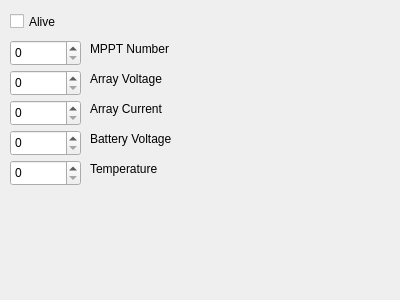
Old version of the form src/UILayer/Packet/MpptTab.ui in the repository UCSolarCarTeam/Epsilon-Telemetry-Test-Tool.
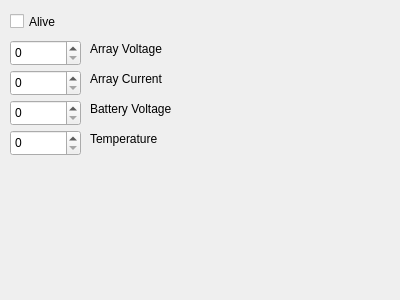
New version of the form.

Commit message: Remove MPPT number (temporarily), synchronizes data between MPPT numbers

Diff of the .ui file:
```diff
--- a/src/UILayer/Packet/MpptTab.ui
+++ b/src/UILayer/Packet/MpptTab.ui
@@ -17,7 +17,7 @@
    <property name="geometry">
     <rect>
      <x>90</x>
-     <y>160</y>
+     <y>130</y>
      <width>101</width>
      <height>17</height>
     </rect>
@@ -43,7 +43,7 @@
    <property name="geometry">
     <rect>
      <x>90</x>
-     <y>70</y>
+     <y>40</y>
      <width>101</width>
      <height>17</height>
     </rect>
@@ -52,24 +52,11 @@
     <string>Array Voltage</string>
    </property>
   </widget>
-  <widget class="QLabel" name="label_24">
-   <property name="geometry">
-    <rect>
-     <x>90</x>
-     <y>40</y>
-     <width>111</width>
-     <height>17</height>
-    </rect>
-   </property>
-   <property name="text">
-    <string>MPPT Number</string>
-   </property>
-  </widget>
   <widget class="QSpinBox" name="batteryVoltage">
    <property name="geometry">
     <rect>
      <x>10</x>
-     <y>130</y>
+     <y>100</y>
      <width>71</width>
      <height>26</height>
     </rect>
@@ -78,24 +65,11 @@
     <number>65535</number>
    </property>
   </widget>
-  <widget class="QSpinBox" name="mpptNumber">
-   <property name="geometry">
-    <rect>
-     <x>10</x>
-     <y>40</y>
-     <width>71</width>
-     <height>26</height>
-    </rect>
-   </property>
-   <property name="maximum">
-    <number>3</number>
-   </property>
-  </widget>
   <widget class="QSpinBox" name="arrayCurrent">
    <property name="geometry">
     <rect>
      <x>10</x>
-     <y>100</y>
+     <y>70</y>
      <width>71</width>
      <height>26</height>
     </rect>
@@ -108,7 +82,7 @@
    <property name="geometry">
     <rect>
      <x>10</x>
-     <y>160</y>
+     <y>130</y>
      <width>71</width>
      <height>26</height>
     </rect>
@@ -121,7 +95,7 @@
    <property name="geometry">
     <rect>
      <x>10</x>
-     <y>70</y>
+     <y>40</y>
      <width>71</width>
      <height>26</height>
     </rect>
@@ -134,7 +108,7 @@
    <property name="geometry">
     <rect>
      <x>90</x>
-     <y>130</y>
+     <y>100</y>
      <width>111</width>
      <height>17</height>
     </rect>
@@ -147,7 +121,7 @@
    <property name="geometry">
     <rect>
      <x>90</x>
-     <y>100</y>
+     <y>70</y>
      <width>101</width>
      <height>17</height>
     </rect>
```
The commit also changes 7 other files.
